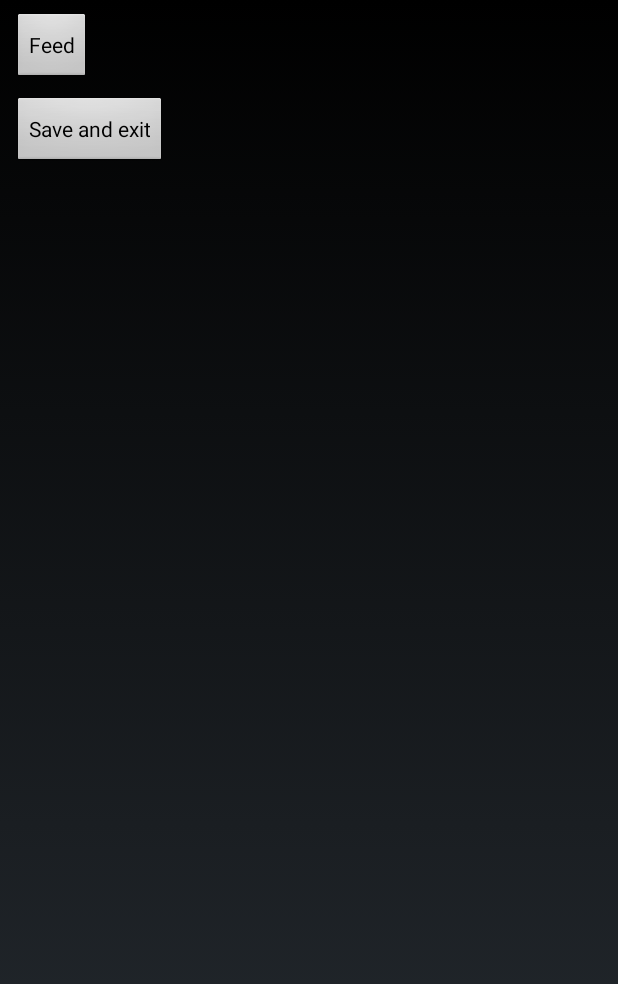
After one commit to katjarutnik/Fishtank, an Android app: the layout game.xml on its own in the app's theme, with its tools: preview values and no code run, on a phone screen of 412 x 824 dp. The commit adds this screen. Shown: the top 984 px of the screen. Run offline under Robolectric (Android 15) with nearby library versions, the phone set to English and light mode, and no system bars.

Commit message:
feat: new xml game overlay, also fish can die now

```diff
--- a/app/src/main/java/com/xd/akvarij/Constants.java
+++ b/app/src/main/java/com/xd/akvarij/Constants.java
@@ -19,11 +19,10 @@ public class Constants {
     public static int MIN_HUNGER = 0;
     public static int LIMIT_FEELING_HUNGRY = 5;
 
-    public static int AGE_MIN = 0;
     public static int AGE_MAX_INFANT = 3;
     public static int AGE_MAX_TEEN = 7;
     public static int AGE_MAX_ADULT = 15;
     public static int AGE_MAX = 20;
 
-    public static int DAY_LENGTH_IN_SECONDS = 10;
+    public static int DAY_LENGTH_IN_SECONDS = 3;
 }
--- /dev/null
+++ b/app/src/main/java/com/xd/akvarij/Gender.java
@@ -0,0 +1,6 @@
+package com.xd.akvarij;
+
+public enum Gender {
+    MALE,
+    FEMALE
+}
--- a/app/src/main/java/com/xd/akvarij/MainThread.java
+++ b/app/src/main/java/com/xd/akvarij/MainThread.java
@@ -29,8 +29,8 @@ public class MainThread extends Thread {
 
     @Override
     public void run() {
-        gameView.daytime = gameView.tank.daytime;
-        this.daytime = gameView.tank.daytime;
+        gameView.daytime = gameView.tank.dayTime;
+        this.daytime = gameView.tank.dayTime;
         int frameCount = 0;
         long startTime;
         long timeMillis;
@@ -86,7 +86,7 @@ public class MainThread extends Thread {
                 Constants.DAY_LENGTH_IN_SECONDS) {
             timer = System.nanoTime();
             this.daytime = !this.daytime;
-            Log.d("MainThread", "day passed");
+            Log.d("MainThread", "HALF A DAY HAS PASSED AWAY");
         }
     }
 }
--- /dev/null
+++ b/app/src/main/res/layout/game.xml
@@ -0,0 +1,36 @@
+<FrameLayout xmlns:android="http://schemas.android.com/apk/res/android"
+    xmlns:app="http://schemas.android.com/apk/res-auto"
+    android:id="@+id/gameFrame"
+    android:layout_width="wrap_content"
+    android:layout_height="wrap_content">
+
+    <android.support.constraint.ConstraintLayout
+        android:id="@+id/gameButtons"
+        android:layout_width="match_parent"
+        android:layout_height="match_parent">
+
+        <Button
+            android:id="@+id/btnFeed"
+            android:layout_width="wrap_content"
+            android:layout_height="wrap_content"
+            android:layout_marginStart="8dp"
+            android:layout_marginTop="8dp"
+            android:text="Feed"
+            app:layout_constraintStart_toStartOf="parent"
+            app:layout_constraintTop_toTopOf="parent" />
+
+        <Button
+            android:id="@+id/btnSaveExit"
+            android:layout_width="wrap_content"
+            android:layout_height="wrap_content"
+            android:layout_alignParentStart="true"
+            android:layout_alignParentTop="true"
+            android:layout_marginStart="8dp"
+            android:layout_marginTop="8dp"
+            android:text="Save and exit"
+            app:layout_constraintStart_toStartOf="parent"
+            app:layout_constraintTop_toBottomOf="@+id/btnFeed" />
+
+    </android.support.constraint.ConstraintLayout>
+
+</FrameLayout>
```
Also changed, not shown: app/src/main/java/com/xd/akvarij/Fish.java (+55 -34 lines), app/src/main/java/com/xd/akvarij/GameView.java (+2 -7 lines), app/src/main/java/com/xd/akvarij/GenerateNewActivity.java (+21 -28 lines), app/src/main/java/com/xd/akvarij/Tank.java (+27 -12 lines).
